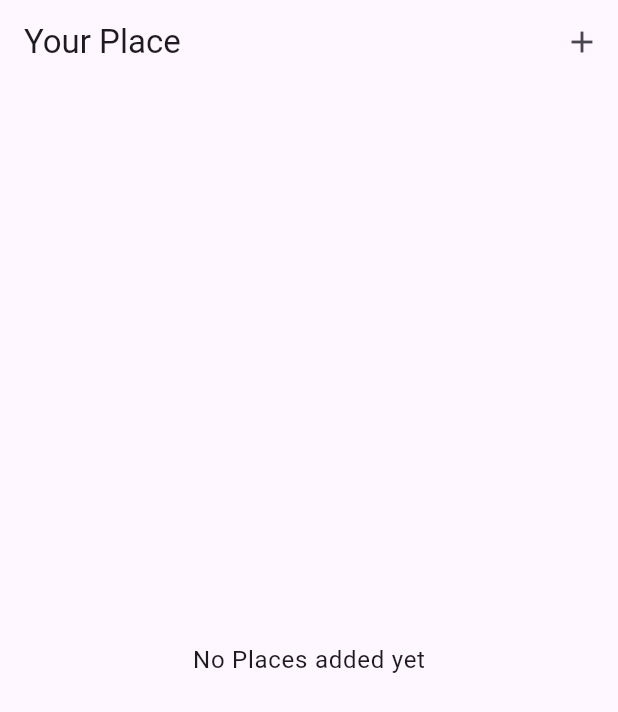
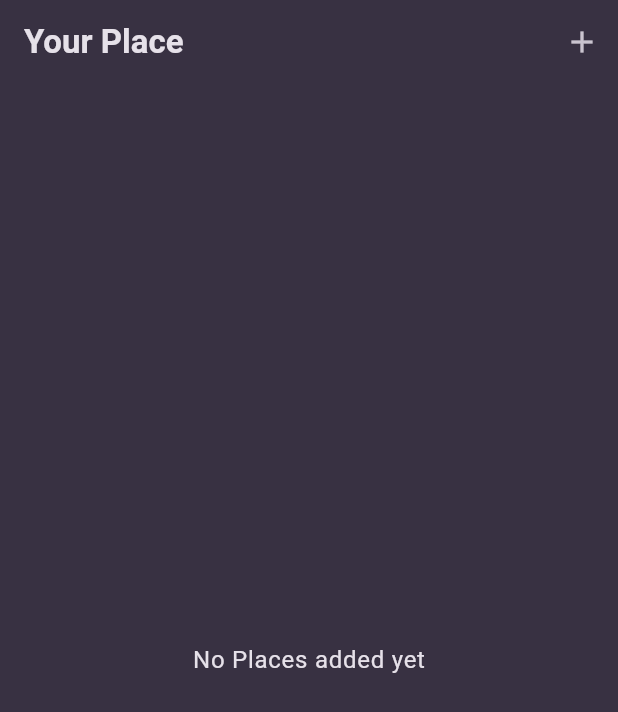
Before and after one commit to kikiherliawan/favorite-place-app, a Flutter app: the screen it shows after launch, on a phone screen of 412 x 824 dp. Shown: the top 712 px of the screen. Run offline on Flutter 3.47's test engine with Material 3 defaults, Android fonts, the phone set to English and light mode, and no system bars; our stand-ins replace google_fonts.

Commit message:
chore(main): update theme setup

```diff
--- a/lib/main.dart
+++ b/lib/main.dart
@@ -4,9 +4,9 @@ import 'package:google_fonts/google_fonts.dart';
 import 'view/home_screen.dart';
 
 final colorScheme = ColorScheme.fromSeed(
+  brightness: Brightness.dark,
   seedColor: Color.fromARGB(255, 102, 6, 247),
   surface: Color.fromARGB(255, 56, 49, 66),
-  brightness: Brightness.dark,
 );
 
 final theme = ThemeData().copyWith(
@@ -28,12 +28,6 @@ class MyApp extends StatelessWidget {
 
   @override
   Widget build(BuildContext context) {
-    return MaterialApp(
-      title: 'Flutter Demo',
-      theme: ThemeData(
-        colorScheme: ColorScheme.fromSeed(seedColor: Colors.deepPurple),
-      ),
-      home: HomeScreen(),
-    );
+    return MaterialApp(title: 'Great Places', theme: theme, home: HomeScreen());
   }
 }
```
